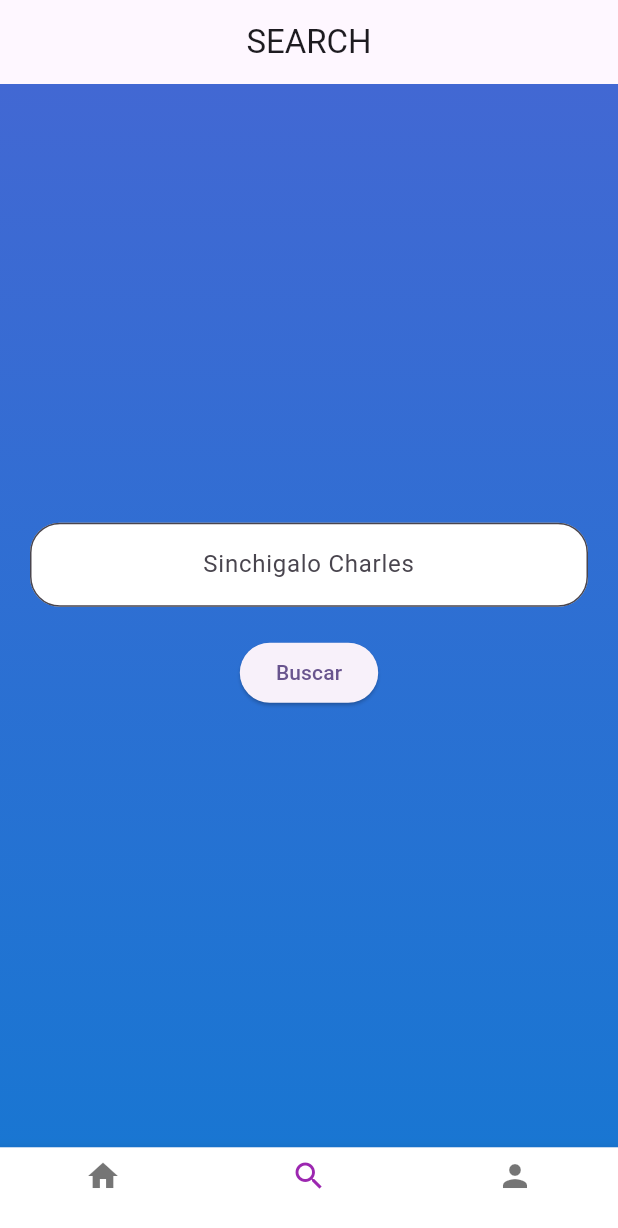
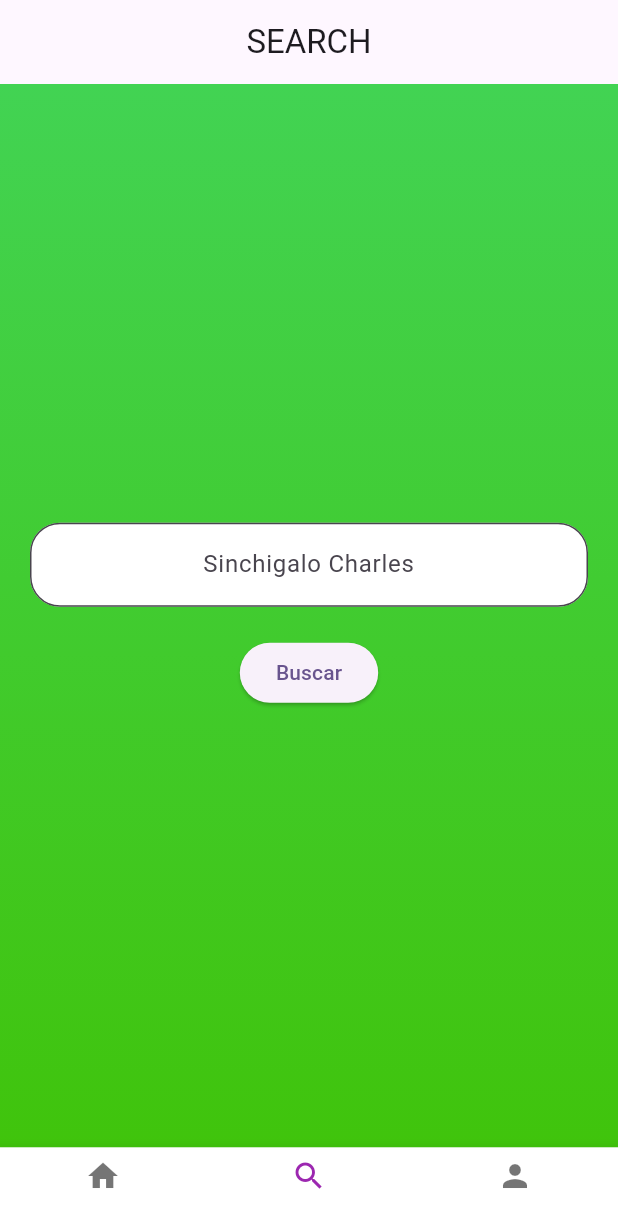
Before and after one commit to CharlesSinchigalo/sinchigaloCharlesEvaluacion, a Flutter app: the screen it shows after launch, item 2 of the bottom bar chosen, on a phone screen of 412 x 824 dp. Shown: the top 1228 px of the screen. Run offline on Flutter 3.47's test engine with Material 3 defaults, Android fonts, the phone set to English and light mode, and no system bars; our stand-ins replace google_fonts.

```diff
--- a/lib/search_trips_page.dart
+++ b/lib/search_trips_page.dart
@@ -14,8 +14,8 @@ class SearchTripsPage extends StatelessWidget {
         decoration: BoxDecoration(
           gradient: LinearGradient(
             colors: [
-              const Color(0xFF4268D3),
-              const Color(0xFF1976D2)
+              Color.fromARGB(255, 66, 211, 83),
+              Color.fromARGB(255, 64, 196, 12)
             ], // Fondo degradado
             begin: Alignment.topCenter,
             end: Alignment.bottomCenter,
--- a/lib/trips_cupertino.dart
+++ b/lib/trips_cupertino.dart
@@ -2,7 +2,6 @@ import 'package:flutter/material.dart';
 import 'package:flutter/cupertino.dart';
 import 'home_trips_page.dart';
 import 'search_trips_page.dart';
-import 'profile_trips_page.dart';
 
 class TripsCupertino extends StatelessWidget {
   static final List<Widget> navigationWidget = [
```
